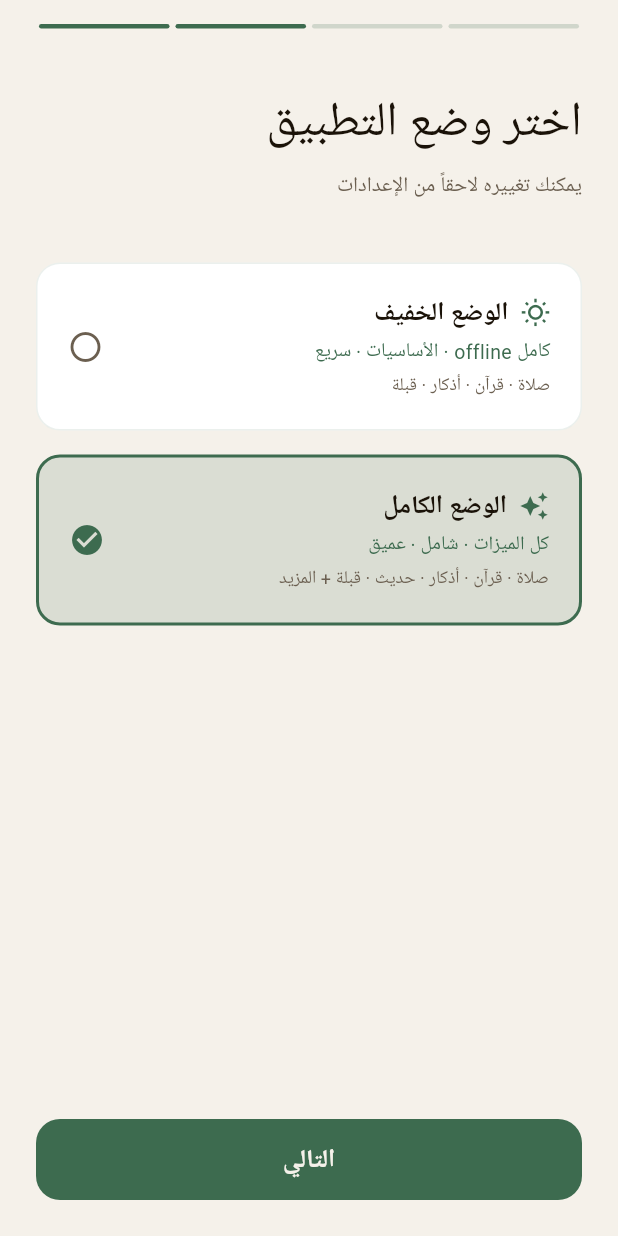
After one commit to m-alajmi-eng/Siraj, a Flutter app: the OnboardingScreen screen opened by its route, after a tap on "التالي", on a phone screen of 412 x 824 dp. The commit adds this screen. Run offline on Flutter 3.47's test engine with Material 3 defaults, Android fonts, the light colour scheme and no system bars; our stand-ins replace adhan, audioplayers, flutter_local_notifications, flutter_riverpod, geolocator, go_router and 2 more; missing offline and left inert: flutter_qiblah; accounts and stored records are empty.

Commit message:
feat: Onboarding + AppMode complete + feature flags

```diff
--- a/lib/core/mode/feature_flags.dart
+++ b/lib/core/mode/feature_flags.dart
@@ -7,26 +7,26 @@ class FeatureFlags {
   bool get isLite => mode == AppMode.lite;
   bool get isFull => mode == AppMode.full;
 
-  // ─── الأساسيات (كلا الوضعين) ──────────────────────
-  bool get showPrayer       => true;
-  bool get showQibla        => true;
-  bool get showAthkar       => true;
-  bool get showQuranReader  => true;
-  bool get showCalendar     => true;
-  bool get showShareCards   => true;
-  bool get showDailyNiyyah  => true;
+  // ─── الوضع الخفيف (offline كامل — لا إنترنت) ─────────
+  bool get showPrayer      => true;
+  bool get showQibla       => true;
+  bool get showAthkar      => true;
+  bool get showQuranReader => true;
+  bool get showAdhan       => true;
 
-  // ─── الوضع الكامل فقط ─────────────────────────────
-  bool get showHadith       => isFull;
-  bool get showRadio        => isFull;
-  bool get showHifz         => isFull;
-  bool get showKhatmah      => isFull;
-  bool get showLibrary      => isFull;
-  bool get showMosques      => isFull;
-  bool get showRuqyah       => isFull;
-  bool get showDuaJournal   => isFull;
-  bool get showMihrab       => isFull;
-  bool get showQKE          => isFull;
-  bool get showTimeline     => isFull;
-  bool get showNewMuslim    => isFull;
+  // ─── الوضع الكامل فقط ─────────────────────────────────
+  bool get showHadith      => isFull;
+  bool get showRadio       => isFull;
+  bool get showHifz        => isFull;
+  bool get showKhatmah     => isFull;
+  bool get showLibrary     => isFull;
+  bool get showMosques     => isFull;
+  bool get showRuqyah      => isFull;
+  bool get showDuaJournal  => isFull;
+  bool get showMihrab      => isFull;
+  bool get showQKE         => isFull;
+  bool get showTimeline    => isFull;
+  bool get showNewMuslim   => isFull;
+  bool get showCalendar    => isFull;
+  bool get showShareCards  => isFull;
 }
--- a/lib/core/router/app_router.dart
+++ b/lib/core/router/app_router.dart
@@ -1,10 +1,12 @@
 import 'package:flutter/material.dart';
 import 'package:flutter_riverpod/flutter_riverpod.dart';
 import 'package:go_router/go_router.dart';
+import 'package:hive_flutter/hive_flutter.dart';
 import '../widgets/main_shell.dart';
 import '../mode/app_mode.dart';
 import '../mode/app_mode_provider.dart';
 import '../mode/feature_flags.dart';
+import '../../features/onboarding/presentation/screens/onboarding_screen.dart';
 import '../../features/prayer/presentation/screens/prayer_screen.dart';
 import '../../features/quran/presentation/screens/quran_home_screen.dart';
 import '../../features/quran/presentation/screens/surah_reader_screen.dart';
@@ -156,7 +158,7 @@ class _MoreTile extends StatelessWidget {
  }
 }
 
-// ─── Category Names Map ───────────────────────────────────
+// ─── Category Names ───────────────────────────────────────
 const _categoryNames = {
  'morning': 'أذكار الصباح',
  'evening': 'أذكار المساء',
@@ -168,13 +170,26 @@ const _categoryNames = {
 
 // ─── Router ───────────────────────────────────────────────
 final appRouterProvider = Provider<GoRouter>((ref) {
+ final box        = Hive.box('settings');
+ final isDone     = box.get('onboarding_done', defaultValue: false);
+ final initialLoc = isDone ? '/prayer' : '/onboarding';
+
  return GoRouter(
-    initialLocation: '/prayer',
+   initialLocation: initialLoc,
    routes: [
+
+     // ── Onboarding ──
+     GoRoute(
+       path:    '/onboarding',
+       builder: (_, __) => const OnboardingScreen(),
+     ),
+
+     // ── Main Shell ──
      StatefulShellRoute.indexedStack(
        builder: (context, state, shell) =>
            MainShell(navigationShell: shell),
        branches: [
+
          // ── Prayer ──
          StatefulShellBranch(routes: [
            GoRoute(
--- /dev/null
+++ b/lib/features/onboarding/presentation/screens/onboarding_screen.dart
@@ -0,0 +1,571 @@
+import 'dart:io';
+import 'package:flutter/material.dart';
+import 'package:flutter_riverpod/flutter_riverpod.dart';
+import 'package:go_router/go_router.dart';
+import 'package:hive_flutter/hive_flutter.dart';
+import '../../../../core/theme/time_theme_provider.dart';
+import '../../../../core/mode/app_mode.dart';
+import '../../../../core/mode/app_mode_provider.dart';
+
+class OnboardingScreen extends ConsumerStatefulWidget {
+  const OnboardingScreen({super.key});
+
+  @override
+  ConsumerState<OnboardingScreen> createState() => _OnboardingScreenState();
+}
+
+class _OnboardingScreenState extends ConsumerState<OnboardingScreen> {
+  final PageController _controller = PageController();
+  int _currentPage = 0;
+
+  // اختيارات المستخدم
+  String   _selectedLocale = 'ar';
+  AppMode  _selectedMode   = AppMode.full;
+  String   _selectedMadhab = 'shafi';
+
+  final _locales = [
+    {'code': 'ar', 'name': 'العربية',      'flag': '🇸🇦'},
+    {'code': 'en', 'name': 'English',      'flag': '🇬🇧'},
+    {'code': 'id', 'name': 'Indonesia',    'flag': '🇮🇩'},
+    {'code': 'ur', 'name': 'اردو',         'flag': '🇵🇰'},
+    {'code': 'tr', 'name': 'Türkçe',       'flag': '🇹'},
+    {'code': 'fr', 'name': 'Français',     'flag': '🇫🇷'},
+    {'code': 'bn', 'name': 'বাংলা',        'flag': '🇧🇩'},
+    {'code': 'ms', 'name': 'Melayu',       'flag': '🇲🇾'},
+    {'code': 'fa', 'name': 'فارسی',        'flag': '🇮🇷'},
+    {'code': 'ru', 'name': 'Русский',      'flag': '🇷🇺'},
+  ];
+
+  final _madhabs = [
+    {'id': 'hanafi',  'name': 'الحنفي',  'nameEn': 'Hanafi'},
+    {'id': 'maliki',  'name': 'المالكي', 'nameEn': 'Maliki'},
+    {'id': 'shafi',   'name': 'الشافعي', 'nameEn': 'Shafi\'i'},
+    {'id': 'hanbali', 'name': 'الحنبلي', 'nameEn': 'Hanbali'},
+  ];
+
+  void _next() {
+    if (_currentPage < 3) {
+      _controller.nextPage(
+        duration: const Duration(milliseconds: 400),
+        curve:    Curves.easeInOut,
+      );
+    } else {
+      _finish();
+    }
+  }
+
+  void _finish() async {
+    final box = Hive.box('settings');
+    await box.put('onboarding_done', true);
+    await box.put('locale',          _selectedLocale);
+    await box.put('madhab',          _selectedMadhab);
+
+    ref.read(appModeProvider.notifier).setMode(_selectedMode);
+
+    if (mounted) context.go('/prayer');
+  }
+
+  @override
+  Widget build(BuildContext context) {
+    final palette = ref.watch(timeThemeProvider);
+
+    return Scaffold(
+      backgroundColor: palette.background,
+      body: SafeArea(
+        child: Column(
+          children: [
+
+            // ─── Progress Bar ──────────────────────────────
+            Padding(
+              padding: const EdgeInsets.symmetric(
+                horizontal: 24, vertical: 16),
+              child: Row(
+                children: List.generate(4, (i) => Expanded(
+                  child: Container(
+                    height: 3,
+                    margin: const EdgeInsets.symmetric(horizontal: 2),
+                    decoration: BoxDecoration(
+                      color: i <= _currentPage
+                          ? palette.accentPrimary
+                          : palette.accentPrimary.withOpacity(0.2),
+                      borderRadius: BorderRadius.circular(2),
+                    ),
+                  ),
+                )),
+              ),
+            ),
+
+            // ─── Pages ────────────────────────────────────
+            Expanded(
+              child: PageView(
+                controller:    _controller,
+                physics:       const NeverScrollableScrollPhysics(),
+                onPageChanged: (i) => setState(() => _currentPage = i),
+                children: [
+                  _LanguagePage(
+                    locales:        _locales,
+                    selected:       _selectedLocale,
+                    palette:        palette,
+                    onSelect: (code) => setState(
+                      () => _selectedLocale = code),
+                  ),
+                  _ModePage(
+                    selected: _selectedMode,
+                    palette:  palette,
+                    onSelect: (mode) => setState(
+                      () => _selectedMode = mode),
+                  ),
+                  _MadhabPage(
+                    madhabs:  _madhabs,
+                    selected: _selectedMadhab,
+                    palette:  palette,
+                    onSelect: (id) => setState(
+                      () => _selectedMadhab = id),
+                  ),
+                  _LocationPage(
+                    palette: palette,
+                  ),
+                ],
+              ),
+            ),
+
+            // ─── Next Button ───────────────────────────────
+            Padding(
+              padding: const EdgeInsets.all(24),
+              child: GestureDetector(
+                onTap: _next,
+                child: Container(
+                  width:  double.infinity,
+                  height: 54,
+                  decoration: BoxDecoration(
+                    color:        palette.accentPrimary,
+                    borderRadius: BorderRadius.circular(16),
+                  ),
+                  child: Center(
+                    child: Text(
+                      _currentPage < 3 ? 'التالي' : 'ابدأ',
+                      style: TextStyle(
+                        color:      palette.background,
+                        fontSize:   17,
+                        fontWeight: FontWeight.w600,
+                      ),
+                    ),
+                  ),
+                ),
+              ),
+            ),
+          ],
+        ),
+      ),
+    );
+  }
+}
+
+// ─── Page 1: اختيار اللغة ─────────────────────────────────
+class _LanguagePage extends StatelessWidget {
+  final List<Map<String, String>> locales;
+  final String   selected;
+  final dynamic  palette;
+  final Function(String) onSelect;
+
+  const _LanguagePage({
+    required this.locales,
+    required this.selected,
+    required this.palette,
+    required this.onSelect,
+  });
+
+  @override
+  Widget build(BuildContext context) {
+    return Padding(
+      padding: const EdgeInsets.symmetric(horizontal: 24),
+      child: Column(
+        crossAxisAlignment: CrossAxisAlignment.end,
+        children: [
+          const SizedBox(height: 24),
+          Text(
+            'اختر لغتك',
+            style: TextStyle(
+              color:      palette.textPrimary,
+              fontSize:   32,
+              fontWeight: FontWeight.w300,
+            ),
+          ),
+          const SizedBox(height: 8),
+          Text(
+            'Choose your language',
+            style: TextStyle(
+              color:    palette.textSecondary,
+              fontSize: 16,
+            ),
+          ),
+          const SizedBox(height: 32),
+          Expanded(
+            child: GridView.builder(
+              gridDelegate:
+                  const SliverGridDelegateWithFixedCrossAxisCount(
+                crossAxisCount:   2,
+                childAspectRatio: 2.8,
+                crossAxisSpacing: 12,
+                mainAxisSpacing:  12,
+              ),
+              itemCount: locales.length,
+              itemBuilder: (_, i) {
+                final locale     = locales[i];
+                final isSelected = selected == locale['code'];
+
+                return GestureDetector(
+                  onTap: () => onSelect(locale['code']!),
+                  child: Container(
+                    decoration: BoxDecoration(
+                      color: isSelected
+                          ? palette.accentPrimary
+                          : palette.surface,
+                      borderRadius: BorderRadius.circular(12),
+                      border: Border.all(
+                        color: isSelected
+                            ? palette.accentPrimary
+                            : palette.accentPrimary.withOpacity(0.1),
+                      ),
+                    ),
+                    child: Row(
+                      mainAxisAlignment: MainAxisAlignment.center,
+                      children: [
+                        Text(
+                          locale['flag']!,
+                          style: const TextStyle(fontSize: 20),
+                        ),
+                        const SizedBox(width: 8),
+                        Text(
+                          locale['name']!,
+                          style: TextStyle(
+                            color: isSelected
+                                ? palette.background
+                                : palette.textPrimary,
+                            fontSize: 14,
+                          ),
+                        ),
+                      ],
+                    ),
+                  ),
+                );
+              },
+            ),
+          ),
+        ],
+      ),
+    );
+  }
+}
+
+// ─── Page 2: اختيار الوضع ─────────────────────────────────
+class _ModePage extends StatelessWidget {
+  final AppMode  selected;
+  final dynamic  palette;
+  final Function(AppMode) onSelect;
+
+  const _ModePage({
+    required this.selected,
+    required this.palette,
+    required this.onSelect,
+  });
+
+  @override
+  Widget build(BuildContext context) {
+    return Padding(
+      padding: const EdgeInsets.symmetric(horizontal: 24),
+      child: Column(
+        crossAxisAlignment: CrossAxisAlignment.end,
+        children: [
+          const SizedBox(height: 24),
+          Text(
+            'اختر وضع التطبيق',
+            style: TextStyle(
+              color:      palette.textPrimary,
+              fontSize:   32,
+              fontWeight: FontWeight.w300,
+            ),
+          ),
+          const SizedBox(height: 8),
+          Text(
+            'يمكنك تغييره لاحقاً من الإعدادات',
+            style: TextStyle(
+              color:    palette.textSecondary,
+              fontSize: 14,
+            ),
+          ),
+          const SizedBox(height: 40),
+
+          // Lite Mode
+          _ModeCard(
+            title:       'الوضع الخفيف',
+            subtitle:    'الأساسيات · سريع · offline كامل',
+            description: 'صلاة · قرآن · أذكار · قبلة',
+            icon:        Icons.wb_sunny_outlined,
+            isSelected:  selected == AppMode.lite,
+            palette:     palette,
+            onTap: () => onSelect(AppMode.lite),
+          ),
+
+          const SizedBox(height: 16),
+
+          // Full Mode
+          _ModeCard(
+            title:       'الوضع الكامل',
+            subtitle:    'كل الميزات · شامل · عميق',
+            description: 'صلاة · قرآن · أذكار · حديث · قبلة + المزيد',
+            icon:        Icons.auto_awesome,
+            isSelected:  selected == AppMode.full,
+            palette:     palette,
+            onTap: () => onSelect(AppMode.full),
+          ),
+        ],
+      ),
+    );
+  }
+}
+
+class _ModeCard extends StatelessWidget {
+  final String   title;
+  final String   subtitle;
+  final String   description;
+  final IconData icon;
+  final bool     isSelected;
+  final dynamic  palette;
+  final VoidCallback onTap;
+
+  const _ModeCard({
+    required this.title,
+    required this.subtitle,
+    required this.description,
+    required this.icon,
+    required this.isSelected,
+    required this.palette,
+    required this.onTap,
+  });
+
+  @override
+  Widget build(BuildContext context) {
+    return GestureDetector(
+      onTap: onTap,
+      child: Container(
+        padding: const EdgeInsets.all(20),
+        decoration: BoxDecoration(
+          color: isSelected
+              ? palette.accentPrimary.withOpacity(0.15)
+              : palette.surface,
+          borderRadius: BorderRadius.circular(16),
+          border: Border.all(
+            color: isSelected
+                ? palette.accentPrimary
+                : palette.accentPrimary.withOpacity(0.1),
+            width: isSelected ? 2 : 1,
+          ),
+        ),
+        child: Row(
+          children: [
+            if (isSelected)
+              Icon(Icons.check_circle,
+                color: palette.accentPrimary, size: 24)
+            else
+              Icon(Icons.circle_outlined,
+                color: palette.textSecondary, size: 24),
+            const SizedBox(width: 16),
+            Expanded(
+              child: Column(
+                crossAxisAlignment: CrossAxisAlignment.end,
+                children: [
+                  Row(
+                    mainAxisAlignment: MainAxisAlignment.end,
+                    children: [
+                      Text(
+                        title,
+                        style: TextStyle(
+                          color:      palette.textPrimary,
+                          fontSize:   17,
+                          fontWeight: FontWeight.w600,
+                        ),
+                      ),
+                      const SizedBox(width: 8),
+                      Icon(icon,
+                        color: palette.accentPrimary, size: 20),
+                    ],
+                  ),
+                  const SizedBox(height: 4),
+                  Text(
+                    subtitle,
+                    style: TextStyle(
+                      color:    palette.accentPrimary,
+                      fontSize: 13,
+                    ),
+                  ),
+                  const SizedBox(height: 4),
+                  Text(
+                    description,
+                    style: TextStyle(
+                      color:    palette.textSecondary,
+                      fontSize: 12,
+                    ),
+                  ),
+                ],
+              ),
+            ),
+          ],
+        ),
+      ),
+    );
+  }
+}
+
+// ─── Page 3: المذهب ───────────────────────────────────────
+class _MadhabPage extends StatelessWidget {
+  final List<Map<String, String>> madhabs;
+  final String   selected;
+  final dynamic  palette;
+  final Function(String) onSelect;
+
+  const _MadhabPage({
+    required this.madhabs,
+    required this.selected,
+    required this.palette,
+    required this.onSelect,
+  });
+
+  @override
+  Widget build(BuildContext context) {
+    return Padding(
+      padding: const EdgeInsets.symmetric(horizontal: 24),
+      child: Column(
+        crossAxisAlignment: CrossAxisAlignment.end,
+        children: [
+          const SizedBox(height: 24),
+          Text(
+            'المذهب الفقهي',
+            style: TextStyle(
+              color:      palette.textPrimary,
+              fontSize:   32,
+              fontWeight: FontWeight.w300,
+            ),
+          ),
+          const SizedBox(height: 8),
+          Text(
+            'لحساب أوقات الصلاة بدقة',
+            style: TextStyle(
+              color:    palette.textSecondary,
+              fontSize: 14,
+            ),
+          ),
+          const SizedBox(height: 32),
+          ...madhabs.map((m) {
+            final isSelected = selected == m['id'];
+            return GestureDetector(
+              onTap: () => onSelect(m['id']!),
+              child: Container(
+                margin: const EdgeInsets.only(bottom: 12),
+                padding: const EdgeInsets.all(18),
+                decoration: BoxDecoration(
+                  color: isSelected
+                      ? palette.accentPrimary.withOpacity(0.15)
+                      : palette.surface,
+                  borderRadius: BorderRadius.circular(12),
+                  border: Border.all(
+                    color: isSelected
+                        ? palette.accentPrimary
+                        : palette.accentPrimary.withOpacity(0.1),
+                    width: isSelected ? 2 : 1,
+                  ),
+                ),
+                child: Row(
+                  mainAxisAlignment: MainAxisAlignment.spaceBetween,
+                  children: [
+                    if (isSelected)
+                      Icon(Icons.check_circle,
+                        color: palette.accentPrimary)
+                    else
+                      Icon(Icons.circle_outlined,
+                        color: palette.textSecondary),
+                    Text(
+                      '${m['name']} · ${m['nameEn']}',
+                      style: TextStyle(
+                        color:      palette.textPrimary,
+                        fontSize:   16,
+                        fontWeight: isSelected
+                            ? FontWeight.w600
+                            : FontWeight.normal,
+                      ),
+                    ),
+                  ],
+                ),
+              ),
+            );
+          }),
+        ],
+      ),
+    );
+  }
+}
+
+// ─── Page 4: الموقع ───────────────────────────────────────
+class _LocationPage extends StatelessWidget {
+  final dynamic palette;
+  const _LocationPage({required this.palette});
+
+  @override
+  Widget build(BuildContext context) {
+    return Padding(
+      padding: const EdgeInsets.symmetric(horizontal: 24),
+      child: Column(
+        crossAxisAlignment: CrossAxisAlignment.end,
+        children: [
+          const SizedBox(height: 24),
+          Text(
+            'تحديد موقعك',
+            style: TextStyle(
+              color:      palette.textPrimary,
+              fontSize:   32,
+              fontWeight: FontWeight.w300,
+            ),
+          ),
+          const SizedBox(height: 8),
+          Text(
+            'لأوقات صلاة دقيقة',
+            style: TextStyle(
+              color:    palette.textSecondary,
+              fontSize: 14,
+            ),
+          ),
+          const SizedBox(height: 60),
+          Center(
+            child: Icon(
+              Icons.location_on,
+              size:  80,
+              color: palette.accentPrimary,
+            ),
+          ),
+          const SizedBox(height: 32),
+          Center(
+            child: Text(
+              'التطبيق سيطلب إذن الموقع\nلتحديد أوقات الصلاة تلقائياً',
+              textAlign: TextAlign.center,
+              style: TextStyle(
+                color:    palette.textSecondary,
+                fontSize: 16,
+                height:   1.6,
+              ),
+            ),
+          ),
+          const SizedBox(height: 16),
+          Center(
+            child: Text(
+              'بياناتك تبقى على جهازك فقط',
+              style: TextStyle(
+                color:    palette.accentPrimary,
+                fontSize: 13,
+              ),
+            ),
+          ),
+        ],
+      ),
+    );
+  }
+}
```
Lines whose indentation alone changed are shown as unchanged.
